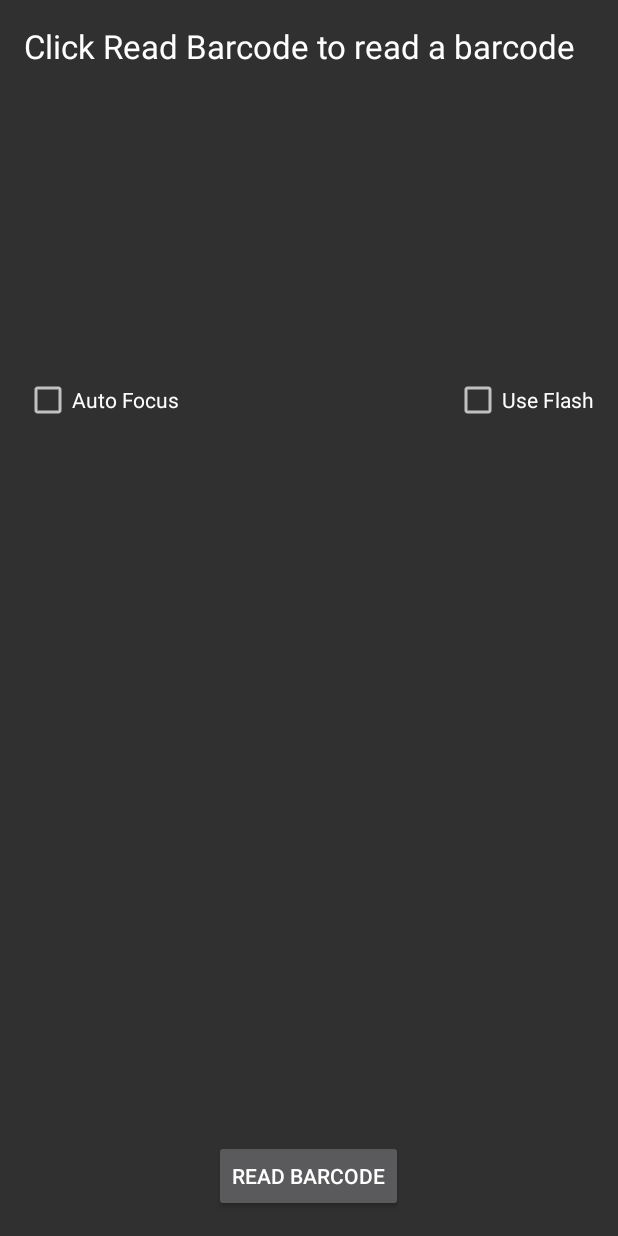
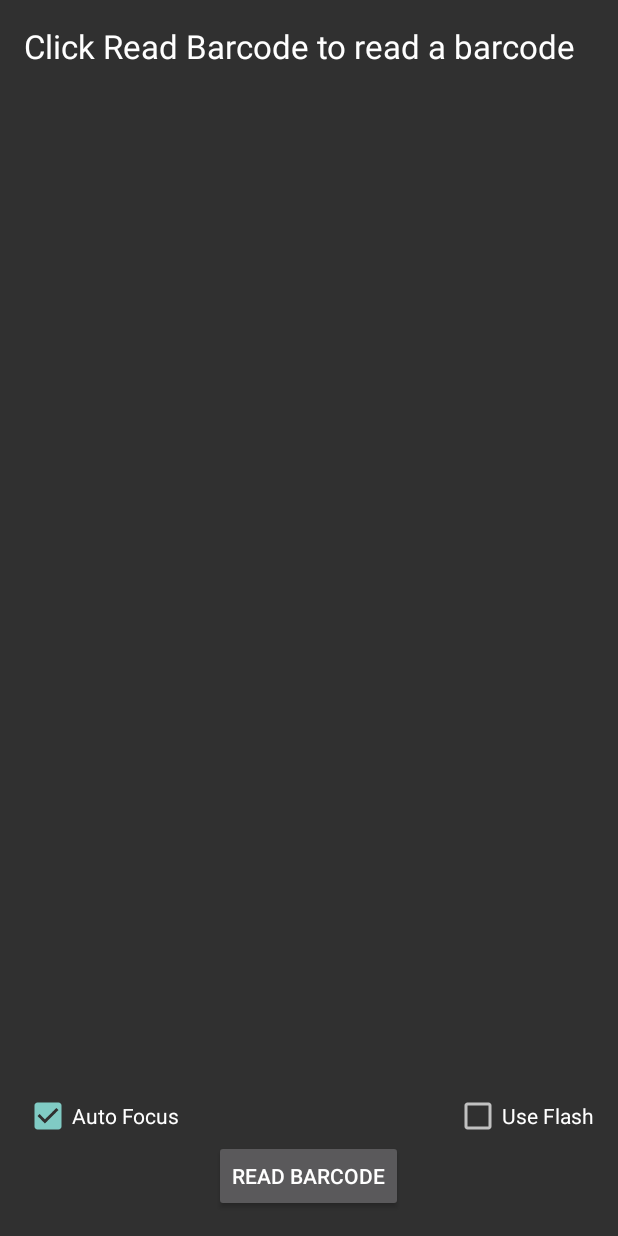
Before and after one commit to TrueFiction/SD_HACKS, an Android app: the HomeActivity screen opened directly, with no data from a screen before it, on a phone screen of 412 x 824 dp. Run offline under Robolectric (Android 15) with nearby library versions, the phone set to English and light mode, and no system bars.

```diff
--- a/app/src/main/res/layout/activity_home.xml
+++ b/app/src/main/res/layout/activity_home.xml
@@ -22,12 +22,27 @@
         android:layout_height="wrap_content"
         android:textAppearance="?android:attr/textAppearanceLarge"
         android:id="@+id/barcode_value"
+        android:layout_centerHorizontal="true"
         android:layout_below="@+id/status_message"
-        android:layout_alignParentLeft="true"
-        android:layout_alignParentStart="true"
         android:layout_marginTop="110dp"
-        android:layout_alignRight="@+id/status_message"
-        android:layout_alignEnd="@+id/status_message" />
+        />
+
+    <ImageView
+        android:layout_width="match_parent"
+        android:layout_height="wrap_content"
+        android:layout_below="@+id/barcode_value"
+        android:layout_marginTop="25dp"
+        android:id="@+id/barcode_img"/>
+
+    <TextView
+        android:layout_width="wrap_content"
+        android:layout_height="wrap_content"
+        android:textAppearance="?android:attr/textAppearanceLarge"
+        android:id="@+id/price_value"
+        android:layout_centerHorizontal="true"
+        android:layout_below="@+id/barcode_img"
+        android:layout_marginTop="25dp"
+        />
 
     <Button
         android:layout_width="wrap_content"
@@ -42,11 +57,12 @@
         android:layout_height="wrap_content"
         android:text="@string/auto_focus"
         android:id="@+id/auto_focus"
-        android:layout_below="@+id/barcode_value"
+        android:layout_above="@+id/read_barcode"
         android:layout_alignParentLeft="true"
         android:layout_alignParentStart="true"
         android:layout_marginTop="66dp"
-        android:checked="false" />
+        android:checked="true"
+        />
 
     <CheckBox
         android:layout_width="wrap_content"
```
Also changed, not shown: app/src/main/java/com/hacks/sd_hacks_app/HomeActivity.java (+52 -1 lines), 1 other file.
